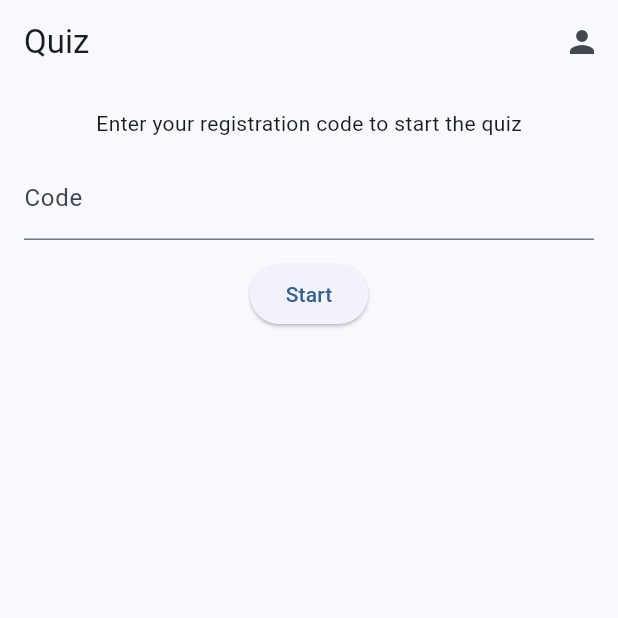
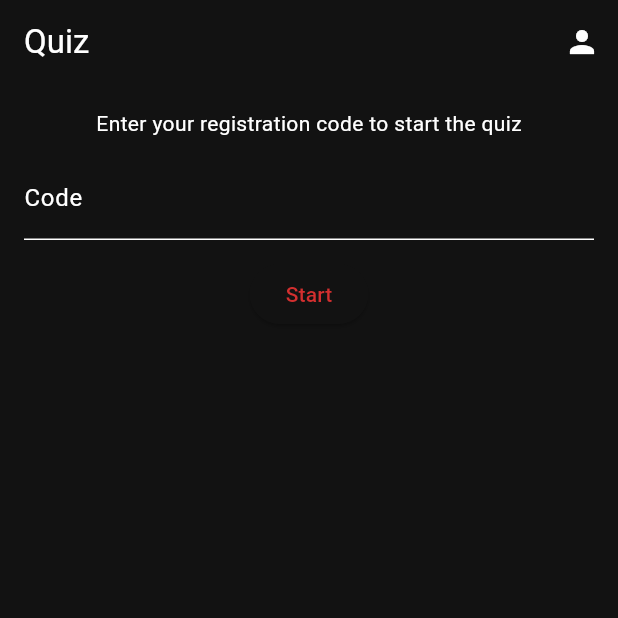
Before and after one commit to acmnuceskhi/coders_cup_minigame_quiz, a Flutter app: the screen it shows after launch, after a tap on "Start", on a phone screen of 412 x 824 dp, the top half of it. Run offline on Flutter 3.47's test engine with Material 3 defaults, Android fonts, the phone set to English and light mode, and no system bars; our stand-ins replace cloud_firestore, csv, file_picker, firebase_auth, firebase_core; accounts and stored records are empty.

Commit message:
Enhance UI and functionality: update theme to dark mode, improve CSV format text styling, and ensure fresh login for admin access.

```diff
--- a/lib/main.dart
+++ b/lib/main.dart
@@ -17,7 +17,10 @@ class MyApp extends StatelessWidget {
   Widget build(BuildContext context) {
     return MaterialApp(
       title: 'Coders Cup Quiz',
-      theme: ThemeData(colorScheme: ColorScheme.fromSeed(seedColor: Colors.blue)),
+      theme: ThemeData(
+        colorScheme: ColorScheme.dark(primary: Colors.red[700]!),
+        useMaterial3: true,
+      ),
       routes: {
         '/': (_) => const UserHome(),
         '/admin': (_) => const AuthGate(),
--- a/lib/src/pages/admin_questions_page.dart
+++ b/lib/src/pages/admin_questions_page.dart
@@ -76,12 +76,12 @@ class _AdminQuestionsPageState extends State<AdminQuestionsPage> {
             const SizedBox(height: 8),
             const Text(
               'CSV format: question, option1, option2, option3, option4, correctIndex (0-based).',
-              style: TextStyle(fontSize: 13, color: Colors.black87),
+              style: TextStyle(fontSize: 13,),
             ),
             const SizedBox(height: 6),
             const Text(
               'Example: "What is 2+2?", "1", "2", "3", "4", 3',
-              style: TextStyle(fontSize: 12, color: Colors.black54),
+              style: TextStyle(fontSize: 12,),
             ),
             const SizedBox(height: 8),
             ElevatedButton(onPressed: _clearAll, child: const Text('Clear all questions')),
--- a/lib/src/pages/user_home.dart
+++ b/lib/src/pages/user_home.dart
@@ -61,9 +61,11 @@ class _UserHomeState extends State<UserHome> {
         }
       }
       if (gameId == null) {
-          if (mounted) ScaffoldMessenger.of(
+          if (mounted) {
+            ScaffoldMessenger.of(
             context,
           ).showSnackBar(const SnackBar(content: Text('Invalid code')));
+          }
         return;
       }
       // Load 20 random questions
@@ -74,9 +76,11 @@ class _UserHomeState extends State<UserHome> {
           .get();
       final all = qSnap.docs;
       if (all.isEmpty) {
-          if (mounted) ScaffoldMessenger.of(
+          if (mounted) {
+            ScaffoldMessenger.of(
             context,
           ).showSnackBar(const SnackBar(content: Text('No questions available')));
+          }
         return;
       }
       final rand = Random();
@@ -117,6 +121,7 @@ class _UserHomeState extends State<UserHome> {
         IconButton(
           icon: const Icon(Icons.person),
           onPressed: () async {
+            _codeCtrl.text = '';
             Navigator.of(context).pushNamed('/admin');
           },
         ),
```
Also changed, not shown: lib/src/pages/auth_gate.dart (+27 -1 lines).
